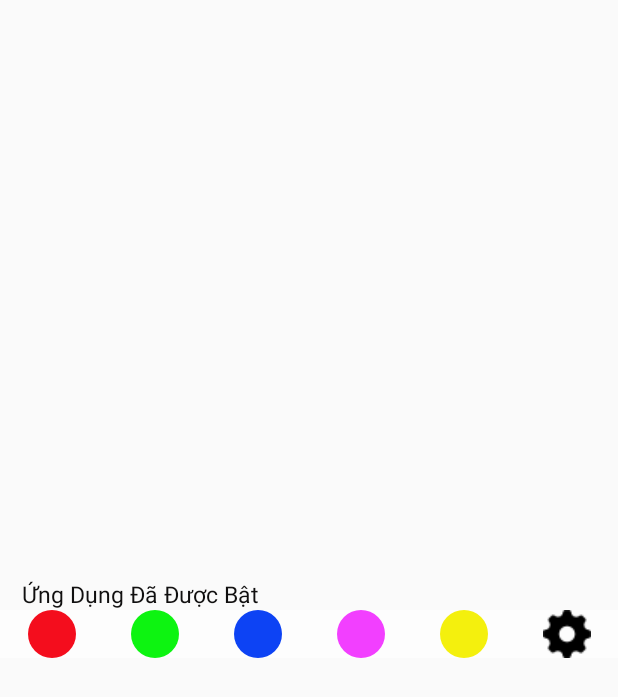
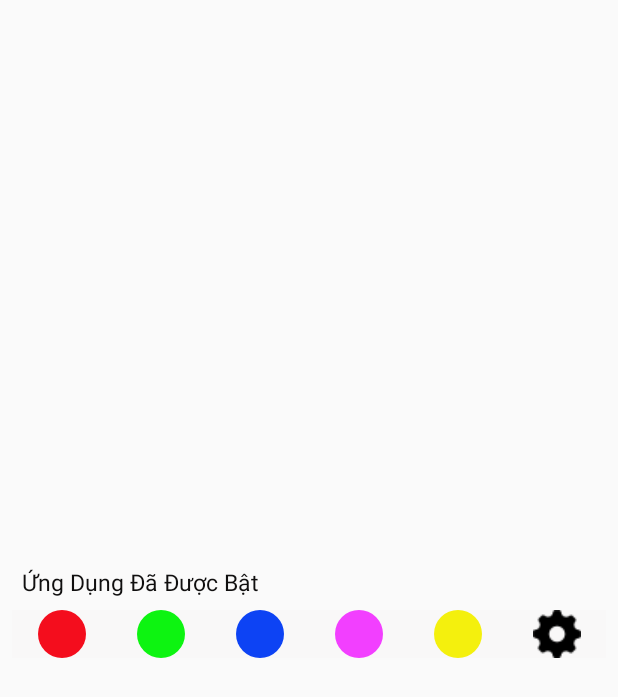
Before and after one commit to phantienthinh/Night_Shift_Mode, an Android app: the layout custom_noification.xml on its own in the app's theme, with its tools: preview values and no code run, on a phone screen of 412 x 824 dp. Shown: the top 697 px of the screen. Run offline under Robolectric (Android 15) with nearby library versions, the phone set to English and light mode, and no system bars.

Commit message:
fix bug 27/06/2018

```diff
--- a/app/src/main/res/layout/custom_noification.xml
+++ b/app/src/main/res/layout/custom_noification.xml
@@ -5,6 +5,7 @@
     android:gravity="center"
     android:layout_height="match_parent">
     <FrameLayout
+        android:background="#000"
         android:layout_width="wrap_content"
         android:layout_height="wrap_content">
 
@@ -19,6 +20,7 @@
     android:gravity="center|left"
     />
     <LinearLayout
+        android:padding="8dp"
         android:weightSum="6"
         android:orientation="horizontal"
         android:layout_width="match_parent"
@@ -28,33 +30,33 @@
             android:src="@drawable/custom_button_noitification_red"
             android:layout_weight="1"
             android:layout_width="0dp"
-            android:background="#fdfdfd"
+            android:background="#4af5f0f0"
             android:layout_height="wrap_content" />
         <ImageButton
             android:id="@+id/img_green"
             android:src="@drawable/custom_button_noitification_green"
-            android:background="#fdfdfd"
+            android:background="#4af5f0f0"
             android:layout_weight="1"
             android:layout_width="0dp"
             android:layout_height="wrap_content" />
         <ImageButton
             android:id="@+id/img_blue"
             android:src="@drawable/custom_button_noitification_blue"
-            android:background="#fdfdfd"
+            android:background="#4af5f0f0"
             android:layout_weight="1"
             android:layout_width="0dp"
             android:layout_height="wrap_content" />
         <ImageButton
             android:id="@+id/img_pink"
             android:src="@drawable/custom_button_noitification_pink"
-            android:background="#fdfdfd"
+            android:background="#4af5f0f0"
             android:layout_weight="1"
             android:layout_width="0dp"
             android:layout_height="wrap_content" />
         <ImageButton
             android:id="@+id/img_yellow"
             android:src="@drawable/custom_button_noitification_yellow"
-            android:background="#fdfdfd"
+            android:background="#4af5f0f0"
             android:layout_weight="1"
             android:layout_width="0dp"
             android:layout_height="wrap_content" />
@@ -62,7 +64,7 @@
 
             android:id="@+id/img_go_app"
             android:src="@drawable/settings_work_tool"
-            android:background="#fdfdfd"
+            android:background="#4af5f0f0"
             android:layout_weight="1"
             android:layout_width="0dp"
             android:layout_height="wrap_content" />
```
Also changed, not shown: app/src/main/java/com/example/tienthinh/nightshiftmode/MainActivity.java (+24 -5 lines), app/src/main/java/com/example/tienthinh/nightshiftmode/MyService.java (+62 -15 lines).
